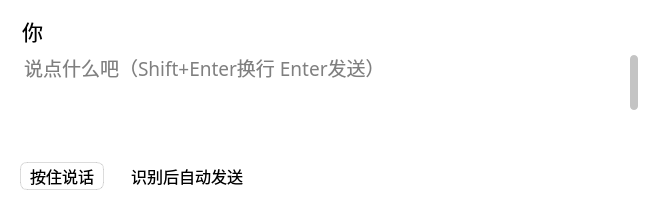
First picture: the form in windows/dialog/dialog.ui, repository Zao-chen/ZcChat2, before the edit.
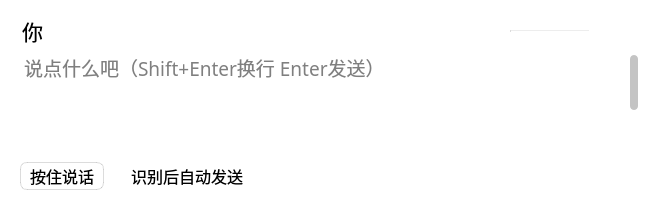
Second picture: the form after the edit. Icons and pictures are not drawn. Custom widgets are drawn as their Qt base class.

```diff
--- a/windows/dialog/dialog.ui
+++ b/windows/dialog/dialog.ui
@@ -394,6 +394,11 @@
     </layout>
    </item>
    <item row="0" column="0">
+    <layout class="QHBoxLayout" name="horizontalLayout_Header">
+     <property name="spacing">
+      <number>8</number>
+     </property>
+     <item>
     <widget class="QLabel" name="label_name">
      <property name="font">
       <font>
@@ -412,6 +417,100 @@
       <number>2</number>
      </property>
     </widget>
+     </item>
+     <item>
+      <spacer name="horizontalSpacer_Header">
+       <property name="orientation">
+        <enum>Qt::Orientation::Horizontal</enum>
+       </property>
+       <property name="sizeHint" stdset="0">
+        <size>
+         <width>40</width>
+         <height>20</height>
+        </size>
+       </property>
+      </spacer>
+     </item>
+     <item>
+      <widget class="QWidget" name="widget_contextTokenHoverArea" native="true">
+       <property name="sizePolicy">
+        <sizepolicy hsizetype="Fixed" vsizetype="Fixed">
+         <horstretch>0</horstretch>
+         <verstretch>0</verstretch>
+        </sizepolicy>
+       </property>
+       <property name="minimumSize">
+        <size>
+         <width>96</width>
+         <height>24</height>
+        </size>
+       </property>
+       <property name="maximumSize">
+        <size>
+         <width>96</width>
+         <height>24</height>
+        </size>
+       </property>
+       <property name="toolTip">
+        <string>选择角色和对话模型后显示剩余 Token</string>
+       </property>
+       <layout class="QHBoxLayout" name="horizontalLayout_contextTokenHoverArea">
+        <property name="spacing">
+         <number>0</number>
+        </property>
+        <property name="leftMargin">
+         <number>8</number>
+        </property>
+        <property name="topMargin">
+         <number>10</number>
+        </property>
+        <property name="rightMargin">
+         <number>8</number>
+        </property>
+        <property name="bottomMargin">
+         <number>10</number>
+        </property>
+        <item>
+         <widget class="QProgressBar" name="progressBar_contextTokens">
+          <property name="sizePolicy">
+           <sizepolicy hsizetype="Fixed" vsizetype="Fixed">
+            <horstretch>0</horstretch>
+            <verstretch>0</verstretch>
+           </sizepolicy>
+          </property>
+          <property name="minimumSize">
+           <size>
+            <width>80</width>
+            <height>4</height>
+           </size>
+          </property>
+          <property name="maximumSize">
+           <size>
+            <width>80</width>
+            <height>4</height>
+           </size>
+          </property>
+          <property name="toolTip">
+           <string>选择角色和对话模型后显示剩余 Token</string>
+          </property>
+          <property name="accessibleName">
+           <string>上下文剩余量</string>
+          </property>
+          <property name="maximum">
+           <number>1</number>
+          </property>
+          <property name="value">
+           <number>0</number>
+          </property>
+          <property name="textVisible">
+           <bool>false</bool>
+          </property>
+         </widget>
+        </item>
+       </layout>
+      </widget>
+     </item>
+    </layout>
    </item>
   </layout>
  </widget>
```
Lines whose indentation alone changed are shown as unchanged.
